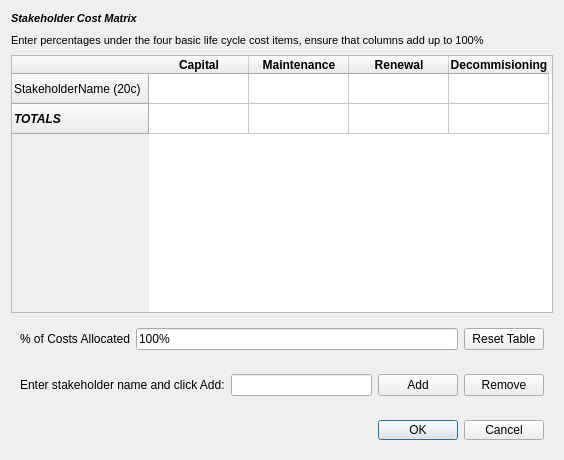
Before: the Qt Designer form md_perf_stakeholdercost.ui in petermbach/urbanbeats-legacy, drawn with Qt 5.
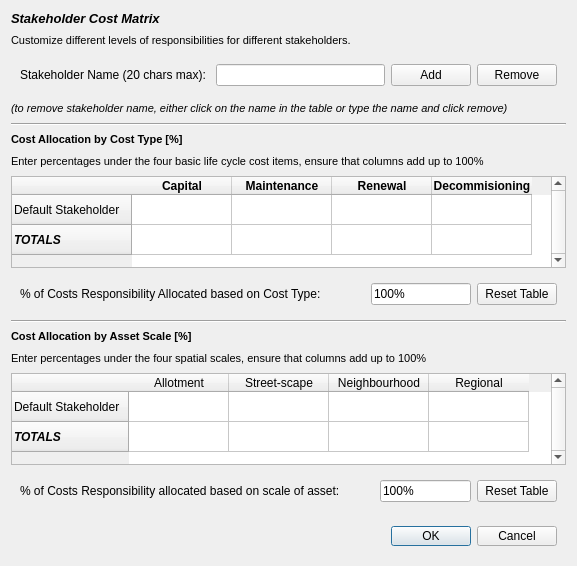
After: the same form once the commit is applied.

Commit message: Began programming Economic Evaluation features of the Performance Assessment Module, mainly GUI items and some initial functions to undertake life cycle costing.

What changed in the file:
```diff
--- a/md_perf_stakeholdercost.ui
+++ b/md_perf_stakeholdercost.ui
@@ -6,8 +6,8 @@
    <rect>
     <x>0</x>
     <y>0</y>
-    <width>564</width>
-    <height>460</height>
+    <width>577</width>
+    <height>566</height>
    </rect>
   </property>
   <property name="windowTitle">
@@ -36,12 +36,137 @@
 &lt;html&gt;&lt;head&gt;&lt;meta name=&quot;qrichtext&quot; content=&quot;1&quot; /&gt;&lt;style type=&quot;text/css&quot;&gt;
 p, li { white-space: pre-wrap; }
 &lt;/style&gt;&lt;/head&gt;&lt;body style=&quot; font-family:'MS Shell Dlg 2'; font-size:8pt; font-weight:400; font-style:normal;&quot;&gt;
-&lt;p style=&quot; margin-top:0px; margin-bottom:0px; margin-left:0px; margin-right:0px; -qt-block-indent:0; text-indent:0px;&quot;&gt;&lt;span style=&quot; font-weight:600; font-style:italic;&quot;&gt;Stakeholder Cost Matrix&lt;/span&gt;&lt;/p&gt;&lt;/body&gt;&lt;/html&gt;</string>
+&lt;p style=&quot; margin-top:0px; margin-bottom:0px; margin-left:0px; margin-right:0px; -qt-block-indent:0; text-indent:0px;&quot;&gt;&lt;span style=&quot; font-size:10pt; font-weight:600; font-style:italic;&quot;&gt;Stakeholder Cost Matrix&lt;/span&gt;&lt;/p&gt;&lt;/body&gt;&lt;/html&gt;</string>
      </property>
     </widget>
    </item>
    <item>
-    <widget class="QLabel" name="demand_down_title_2">
+    <widget class="QLabel" name="stakeholder_description">
+     <property name="enabled">
+      <bool>true</bool>
+     </property>
+     <property name="minimumSize">
+      <size>
+       <width>0</width>
+       <height>16</height>
+      </size>
+     </property>
+     <property name="maximumSize">
+      <size>
+       <width>16777215</width>
+       <height>16</height>
+      </size>
+     </property>
+     <property name="text">
+      <string>&lt;!DOCTYPE HTML PUBLIC &quot;-//W3C//DTD HTML 4.0//EN&quot; &quot;http://www.w3.org/TR/REC-html40/strict.dtd&quot;&gt;
+&lt;html&gt;&lt;head&gt;&lt;meta name=&quot;qrichtext&quot; content=&quot;1&quot; /&gt;&lt;style type=&quot;text/css&quot;&gt;
+p, li { white-space: pre-wrap; }
+&lt;/style&gt;&lt;/head&gt;&lt;body style=&quot; font-family:'MS Shell Dlg 2'; font-size:8pt; font-weight:400; font-style:normal;&quot;&gt;
+&lt;p style=&quot; margin-top:0px; margin-bottom:0px; margin-left:0px; margin-right:0px; -qt-block-indent:0; text-indent:0px;&quot;&gt;Customize different levels of responsibilities for different stakeholders.&lt;/p&gt;&lt;/body&gt;&lt;/html&gt;</string>
+     </property>
+    </widget>
+   </item>
+   <item>
+    <widget class="QWidget" name="stakeholder_manage" native="true">
+     <property name="minimumSize">
+      <size>
+       <width>0</width>
+       <height>40</height>
+      </size>
+     </property>
+     <layout class="QHBoxLayout" name="horizontalLayout_2">
+      <item>
+       <widget class="QLabel" name="stakeholder_lbl">
+        <property name="text">
+         <string>&lt;html&gt;&lt;head/&gt;&lt;body&gt;&lt;p&gt;Stakeholder Name (20 chars max): &lt;/p&gt;&lt;/body&gt;&lt;/html&gt;</string>
+        </property>
+       </widget>
+      </item>
+      <item>
+       <widget class="QLineEdit" name="stakeholder_box">
+        <property name="maxLength">
+         <number>20</number>
+        </property>
+       </widget>
+      </item>
+      <item>
+       <widget class="QPushButton" name="stakeholder_add">
+        <property name="text">
+         <string>Add</string>
+        </property>
+       </widget>
+      </item>
+      <item>
+       <widget class="QPushButton" name="stakeholder_remove">
+        <property name="text">
+         <string>Remove</string>
+        </property>
+       </widget>
+      </item>
+     </layout>
+    </widget>
+   </item>
+   <item>
+    <widget class="QLabel" name="stakeholder_descript">
+     <property name="enabled">
+      <bool>true</bool>
+     </property>
+     <property name="minimumSize">
+      <size>
+       <width>0</width>
+       <height>16</height>
+      </size>
+     </property>
+     <property name="maximumSize">
+      <size>
+       <width>16777215</width>
+       <height>16</height>
+      </size>
+     </property>
+     <property name="text">
+      <string>&lt;!DOCTYPE HTML PUBLIC &quot;-//W3C//DTD HTML 4.0//EN&quot; &quot;http://www.w3.org/TR/REC-html40/strict.dtd&quot;&gt;
+&lt;html&gt;&lt;head&gt;&lt;meta name=&quot;qrichtext&quot; content=&quot;1&quot; /&gt;&lt;style type=&quot;text/css&quot;&gt;
+p, li { white-space: pre-wrap; }
+&lt;/style&gt;&lt;/head&gt;&lt;body style=&quot; font-family:'MS Shell Dlg 2'; font-size:8pt; font-weight:400; font-style:normal;&quot;&gt;
+&lt;p style=&quot; margin-top:0px; margin-bottom:0px; margin-left:0px; margin-right:0px; -qt-block-indent:0; text-indent:0px;&quot;&gt;&lt;span style=&quot; font-style:italic;&quot;&gt;(to remove stakeholder name, either click on the name in the table or type the name and click remove)&lt;/span&gt;&lt;/p&gt;&lt;/body&gt;&lt;/html&gt;</string>
+     </property>
+    </widget>
+   </item>
+   <item>
+    <widget class="Line" name="line">
+     <property name="orientation">
+      <enum>Qt::Horizontal</enum>
+     </property>
+    </widget>
+   </item>
+   <item>
+    <widget class="QLabel" name="cost_alloc_type_title">
+     <property name="enabled">
+      <bool>true</bool>
+     </property>
+     <property name="minimumSize">
+      <size>
+       <width>0</width>
+       <height>16</height>
+      </size>
+     </property>
+     <property name="maximumSize">
+      <size>
+       <width>16777215</width>
+       <height>16</height>
+      </size>
+     </property>
+     <property name="text">
+      <string>&lt;!DOCTYPE HTML PUBLIC &quot;-//W3C//DTD HTML 4.0//EN&quot; &quot;http://www.w3.org/TR/REC-html40/strict.dtd&quot;&gt;
+&lt;html&gt;&lt;head&gt;&lt;meta name=&quot;qrichtext&quot; content=&quot;1&quot; /&gt;&lt;style type=&quot;text/css&quot;&gt;
+p, li { white-space: pre-wrap; }
+&lt;/style&gt;&lt;/head&gt;&lt;body style=&quot; font-family:'MS Shell Dlg 2'; font-size:8pt; font-weight:400; font-style:normal;&quot;&gt;
+&lt;p style=&quot; margin-top:0px; margin-bottom:0px; margin-left:0px; margin-right:0px; -qt-block-indent:0; text-indent:0px;&quot;&gt;&lt;span style=&quot; font-weight:600;&quot;&gt;Cost Allocation by Cost Type [%]&lt;/span&gt;&lt;/p&gt;&lt;/body&gt;&lt;/html&gt;</string>
+     </property>
+    </widget>
+   </item>
+   <item>
+    <widget class="QLabel" name="stakeholder_description_2">
      <property name="enabled">
       <bool>true</bool>
      </property>
@@ -67,10 +192,13 @@
     </widget>
    </item>
    <item>
-    <widget class="QTableWidget" name="tableWidget">
+    <widget class="QTableWidget" name="cost_alloc_type_table">
+     <property name="verticalScrollBarPolicy">
+      <enum>Qt::ScrollBarAlwaysOn</enum>
+     </property>
      <row>
       <property name="text">
-       <string>StakeholderName (20c)</string>
+       <string>Default Stakeholder </string>
       </property>
      </row>
      <row>
@@ -132,7 +260,168 @@
     </widget>
    </item>
    <item>
-    <widget class="QWidget" name="widget_2" native="true">
+    <widget class="QWidget" name="cost_alloc_type_widget" native="true">
+     <property name="minimumSize">
+      <size>
+       <width>0</width>
+       <height>40</height>
+      </size>
+     </property>
+     <layout class="QHBoxLayout" name="horizontalLayout_3">
+      <item>
+       <widget class="QLabel" name="cost_alloc_type_lbl">
+        <property name="text">
+         <string>&lt;html&gt;&lt;head/&gt;&lt;body&gt;&lt;p&gt;% of Costs Responsibility Allocated based on Cost Type: &lt;/p&gt;&lt;/body&gt;&lt;/html&gt;</string>
+        </property>
+       </widget>
+      </item>
+      <item>
+       <spacer name="horizontalSpacer">
+        <property name="orientation">
+         <enum>Qt::Horizontal</enum>
+        </property>
+        <property name="sizeHint" stdset="0">
+         <size>
+          <width>40</width>
+          <height>20</height>
+         </size>
+        </property>
+       </spacer>
+      </item>
+      <item>
+       <widget class="QLineEdit" name="cost_alloc_type_boxcheck">
+        <property name="maximumSize">
+         <size>
+          <width>100</width>
+          <height>16777215</height>
+         </size>
+        </property>
+        <property name="acceptDrops">
+         <bool>false</bool>
+        </property>
+        <property name="text">
+         <string>100%</string>
+        </property>
+        <property name="readOnly">
+         <bool>true</bool>
+        </property>
+       </widget>
+      </item>
+      <item>
+       <widget class="QPushButton" name="cost_alloc_type_reset">
+        <property name="text">
+         <string>Reset Table</string>
+        </property>
+       </widget>
+      </item>
+     </layout>
+    </widget>
+   </item>
+   <item>
+    <widget class="Line" name="line_2">
+     <property name="orientation">
+      <enum>Qt::Horizontal</enum>
+     </property>
+    </widget>
+   </item>
+   <item>
+    <widget class="QLabel" name="cost_alloc_scale_title">
+     <property name="enabled">
+      <bool>true</bool>
+     </property>
+     <property name="minimumSize">
+      <size>
+       <width>0</width>
+       <height>16</height>
+      </size>
+     </property>
+     <property name="maximumSize">
+      <size>
+       <width>16777215</width>
+       <height>16</height>
+      </size>
+     </property>
+     <property name="text">
+      <string>&lt;!DOCTYPE HTML PUBLIC &quot;-//W3C//DTD HTML 4.0//EN&quot; &quot;http://www.w3.org/TR/REC-html40/strict.dtd&quot;&gt;
+&lt;html&gt;&lt;head&gt;&lt;meta name=&quot;qrichtext&quot; content=&quot;1&quot; /&gt;&lt;style type=&quot;text/css&quot;&gt;
+p, li { white-space: pre-wrap; }
+&lt;/style&gt;&lt;/head&gt;&lt;body style=&quot; font-family:'MS Shell Dlg 2'; font-size:8pt; font-weight:400; font-style:normal;&quot;&gt;
+&lt;p style=&quot; margin-top:0px; margin-bottom:0px; margin-left:0px; margin-right:0px; -qt-block-indent:0; text-indent:0px;&quot;&gt;&lt;span style=&quot; font-weight:600;&quot;&gt;Cost Allocation by Asset Scale [%]&lt;/span&gt;&lt;/p&gt;&lt;/body&gt;&lt;/html&gt;</string>
+     </property>
+    </widget>
+   </item>
+   <item>
+    <widget class="QLabel" name="stakeholder_description_3">
+     <property name="enabled">
+      <bool>true</bool>
+     </property>
+     <property name="minimumSize">
+      <size>
+       <width>0</width>
+       <height>16</height>
+      </size>
+     </property>
+     <property name="maximumSize">
+      <size>
+       <width>16777215</width>
+       <height>16</height>
+      </size>
+     </property>
+     <property name="text">
+      <string>&lt;!DOCTYPE HTML PUBLIC &quot;-//W3C//DTD HTML 4.0//EN&quot; &quot;http://www.w3.org/TR/REC-html40/strict.dtd&quot;&gt;
+&lt;html&gt;&lt;head&gt;&lt;meta name=&quot;qrichtext&quot; content=&quot;1&quot; /&gt;&lt;style type=&quot;text/css&quot;&gt;
+p, li { white-space: pre-wrap; }
+&lt;/style&gt;&lt;/head&gt;&lt;body style=&quot; font-family:'MS Shell Dlg 2'; font-size:8pt; font-weight:400; font-style:normal;&quot;&gt;
+&lt;p style=&quot; margin-top:0px; margin-bottom:0px; margin-left:0px; margin-right:0px; -qt-block-indent:0; text-indent:0px;&quot;&gt;Enter percentages under the four spatial scales, ensure that columns add up to 100%&lt;/p&gt;&lt;/body&gt;&lt;/html&gt;</string>
+     </property>
+    </widget>
+   </item>
+   <item>
+    <widget class="QTableWidget" name="cost_alloc_scale_table">
+     <property name="verticalScrollBarPolicy">
+      <enum>Qt::ScrollBarAlwaysOn</enum>
+     </property>
+     <row>
+      <property name="text">
+       <string>Default Stakeholder</string>
+      </property>
+     </row>
+     <row>
+      <property name="text">
+       <string>TOTALS</string>
+      </property>
+      <property name="font">
+       <font>
+        <weight>75</weight>
+        <italic>true</italic>
+        <bold>true</bold>
+       </font>
+      </property>
+     </row>
+     <column>
+      <property name="text">
+       <string>Allotment</string>
+      </property>
+     </column>
+     <column>
+      <property name="text">
+       <string>Street-scape</string>
+      </property>
+     </column>
+     <column>
+      <property name="text">
+       <string>Neighbourhood</string>
+      </property>
+     </column>
+     <column>
+      <property name="text">
+       <string>Regional</string>
+      </property>
+     </column>
+    </widget>
+   </item>
+   <item>
+    <widget class="QWidget" name="cost_alloc_scale_widget" native="true">
      <property name="minimumSize">
       <size>
        <width>0</width>
@@ -143,12 +432,31 @@
       <item>
        <widget class="QLabel" name="avg_lbl">
         <property name="text">
-         <string>&lt;html&gt;&lt;head/&gt;&lt;body&gt;&lt;p&gt;% of Costs Allocated&lt;/p&gt;&lt;/body&gt;&lt;/html&gt;</string>
+         <string>&lt;html&gt;&lt;head/&gt;&lt;body&gt;&lt;p&gt;% of Costs Responsibility allocated based on scale of asset: &lt;/p&gt;&lt;/body&gt;&lt;/html&gt;</string>
         </property>
        </widget>
       </item>
       <item>
-       <widget class="QLineEdit" name="avg_box">
+       <spacer name="horizontalSpacer_2">
+        <property name="orientation">
+         <enum>Qt::Horizontal</enum>
+        </property>
+        <property name="sizeHint" stdset="0">
+         <size>
+          <width>40</width>
+          <height>20</height>
+         </size>
+        </property>
+       </spacer>
+      </item>
+      <item>
+       <widget class="QLineEdit" name="cost_alloc_scale_boxcheck">
+        <property name="maximumSize">
+         <size>
+          <width>100</width>
+          <height>16777215</height>
+         </size>
+        </property>
         <property name="acceptDrops">
          <bool>false</bool>
         </property>
@@ -170,46 +478,6 @@
      </layout>
     </widget>
    </item>
-   <item>
-    <widget class="QWidget" name="widget_4" native="true">
-     <property name="minimumSize">
-      <size>
-       <width>0</width>
-       <height>40</height>
-      </size>
-     </property>
-     <layout class="QHBoxLayout" name="horizontalLayout_2">
-      <item>
-       <widget class="QLabel" name="avg_lbl_2">
-        <property name="text">
-         <string>&lt;html&gt;&lt;head/&gt;&lt;body&gt;&lt;p&gt;Enter stakeholder name and click Add:&lt;/p&gt;&lt;/body&gt;&lt;/html&gt;</string>
-        </property>
-       </widget>
-      </item>
-      <item>
-       <widget class="QLineEdit" name="lineEdit">
-        <property name="maxLength">
-         <number>20</number>
-        </property>
-       </widget>
-      </item>
-      <item>
-       <widget class="QPushButton" name="pushButton">
-        <property name="text">
-         <string>Add</string>
-        </property>
-       </widget>
-      </item>
-      <item>
-       <widget class="QPushButton" name="pushButton_2">
-        <property name="text">
-         <string>Remove</string>
-        </property>
-       </widget>
-      </item>
-     </layout>
-    </widget>
-   </item>
    <item>
     <widget class="QWidget" name="footer_widget" native="true">
      <property name="minimumSize">
```
Left out of the diff: 14 changed lines with no effect on the pictures. The commit also changes 6 other files.
